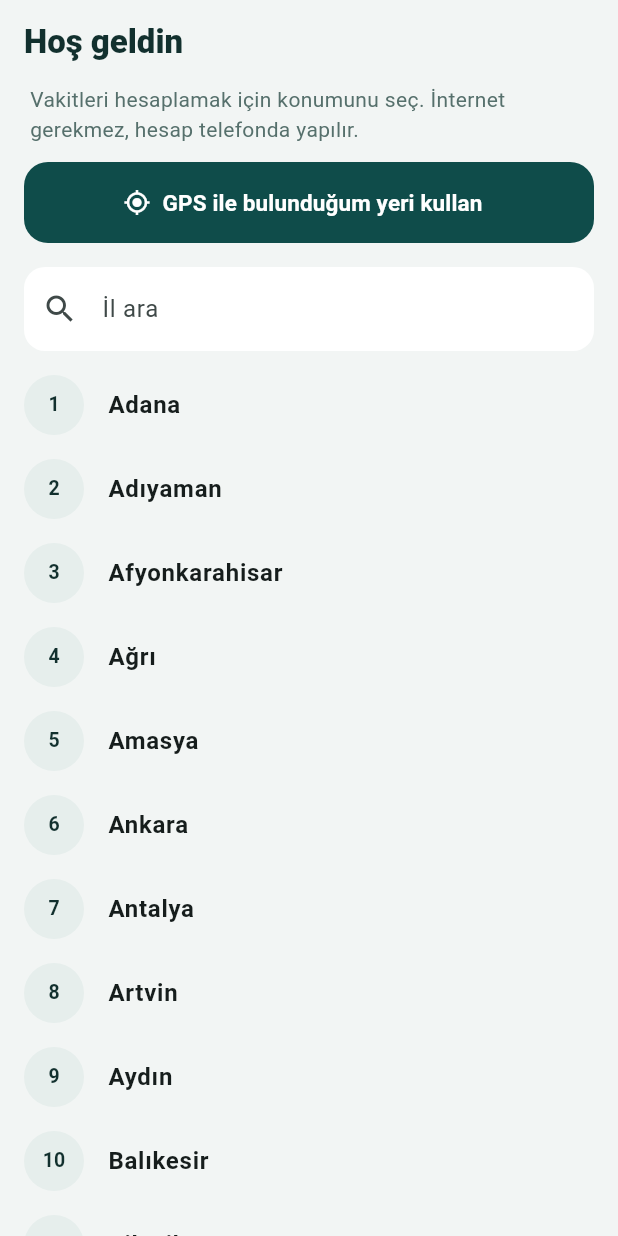
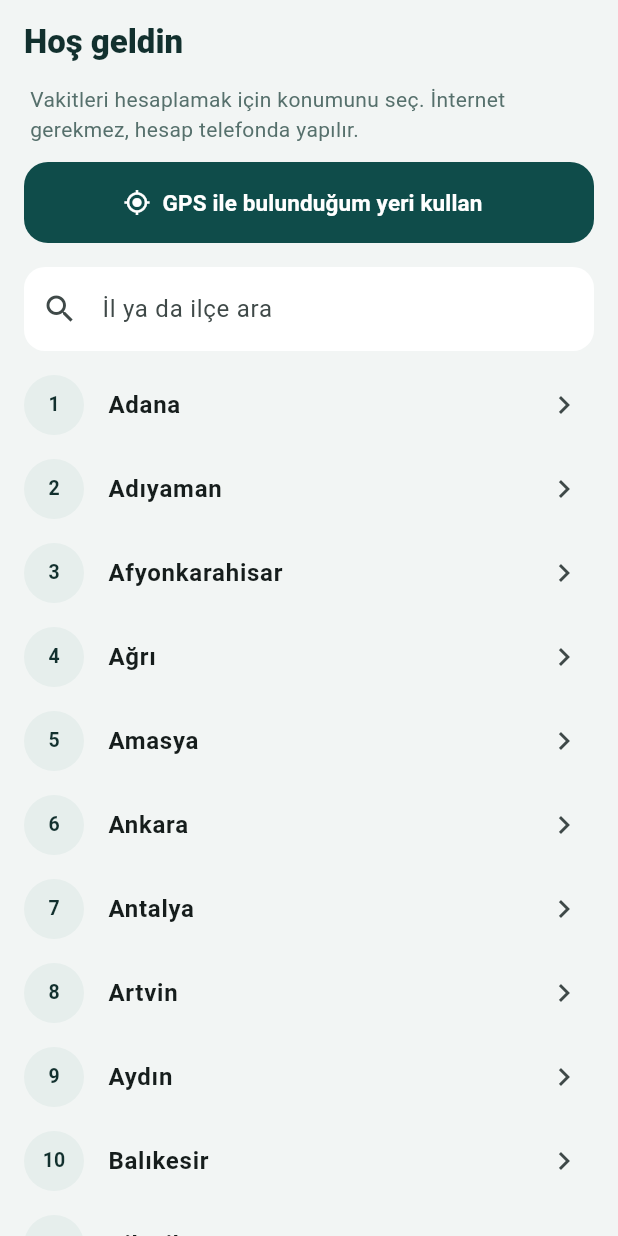
Before and after one commit to Seyfettin7910/EZAN-VAKITLERIM, a Flutter app: the screen it shows after launch, on a phone screen of 412 x 824 dp. Run offline on Flutter 3.47's test engine with Material 3 defaults, Android fonts, the phone set to English and light mode, and no system bars; our stand-ins replace flutter_local_notifications, geolocator, shared_preferences, timezone; network calls fail.

Commit message:
1.2.1: İl ve ilçe seçimi, daha gür ezan sesi, ezan ses seviyesi ayarı
- Konum il > ilçe olarak seçilebiliyor (81 il, 973 ilçe; OpenStreetMap idari sınırlarından)
- Aramada ilçe adı da bulunuyor; GPS ile seçince en yakın ilçenin adı görünüyor
- Ezan ve ezan duası sesleri yükseltildi (-16 → -11,5 LUFS, sınırlayıcıyla)
- Ayarlar: Ezan ses seviyesi (ezan boyunca alarm sesi bu seviyeye çıkar, sonra eski haline döner)
- Emülatör gezinti testi ekran boyutuna göre kaydırıyor

Co-Authored-By: Claude Opus 5.5 <noreply@anthropic.com>
Claude-Session: https://claude.ai/code/session_016QgkJULaPUtiGQNdoynjjU

```diff
--- a/lib/ekranlar/konum_sec_ekrani.dart
+++ b/lib/ekranlar/konum_sec_ekrani.dart
@@ -1,4 +1,4 @@
-// Konum seçme ekranı: GPS ile bul ya da 81 il içinden seç.
+// Konum seçme ekranı: GPS ile bul, ya da önce il sonra ilçe seç. Aramada il ve ilçe birlikte aranır.
 // Uygulama ilk açıldığında da bu ekran gelir.
 
 import 'package:flutter/material.dart';
@@ -6,6 +6,7 @@ import 'package:flutter/material.dart';
 import '../servis/durum.dart';
 import '../servis/konum_servisi.dart';
 import '../tema.dart';
+import '../veri/ilceler.dart';
 import '../veri/iller.dart';
 import '../yardimci.dart';
 
@@ -20,12 +21,15 @@ class KonumSecEkrani extends StatefulWidget {
 class _KonumSecEkraniState extends State<KonumSecEkrani> {
   String _arama = '';
   bool _gpsAraniyor = false;
+  Il? _secilenIl; // il seçildiyse ilçeleri gösterilir
 
   // Seçilen konumu kaydeder ve (ilk açılış değilse) önceki ekrana döner
   Future<void> _sec(Konum k) async {
     await durum.konumAyarla(k);
     if (!widget.ilkAcilis && mounted) Navigator.of(context).pop();
   }
+
+  Future<void> _ilceSec(Ilce i) => _sec(Konum(i.tamAd, i.enlem, i.boylam));
 
   // GPS ile konum bulmayı dener, sorun olursa ekranın altında mesaj gösterir
   Future<void> _gpsIleBul() async {
@@ -44,15 +48,43 @@ class _KonumSecEkraniState extends State<KonumSecEkrani> {
 
   @override
   Widget build(BuildContext context) {
+    final il = _secilenIl;
+    return PopScope(
+      // İlçe listesindeyken geri tuşu il listesine döner
+      canPop: il == null,
+      onPopInvokedWithResult: (cikti, _) {
+        if (!cikti && il != null) setState(() => _secilenIl = null);
+      },
+      child: Scaffold(
+        appBar: AppBar(
+          title: Text(il != null ? il.ad : (widget.ilkAcilis ? 'Hoş geldin' : 'Konum seç'),
+              style: const TextStyle(fontWeight: FontWeight.w800)),
+          automaticallyImplyLeading: !widget.ilkAcilis || il != null,
+          leading: il != null
+              ? IconButton(
+                  tooltip: 'İllere dön',
+                  icon: const Icon(Icons.arrow_back),
+                  onPressed: () => setState(() => _secilenIl = null),
+                )
+              : null,
+        ),
+        body: il != null ? _ilceListesi(il) : _ilListesi(),
+      ),
+    );
+  }
+
+  // İl listesi: üstte GPS düğmesi ve arama (arama ilçeleri de bulur)
+  Widget _ilListesi() {
     final aranan = turkceKucuk(_arama.trim());
-    final liste = iller.where((il) => turkceKucuk(il.ad).contains(aranan)).toList();
+    final illerSonuc = iller.where((il) => turkceKucuk(il.ad).contains(aranan)).toList();
+    final ilceSonuc = aranan.length < 2 || !IlceVerisi.hazir
+        ? const <Ilce>[]
+        : IlceVerisi.hepsi
+            .where((i) => i.ad != 'Merkez' && turkceKucuk(i.ad).contains(aranan))
+            .take(40)
+            .toList();
 
-    return Scaffold(
-      appBar: AppBar(
-        title: Text(widget.ilkAcilis ? 'Hoş geldin' : 'Konum seç', style: const TextStyle(fontWeight: FontWeight.w800)),
-        automaticallyImplyLeading: !widget.ilkAcilis,
-      ),
-      body: Column(
+    return Column(
       children: [
         if (widget.ilkAcilis)
           const Padding(
@@ -86,7 +118,7 @@ class _KonumSecEkraniState extends State<KonumSecEkrani> {
           child: TextField(
             onChanged: (s) => setState(() => _arama = s),
             decoration: InputDecoration(
-                labelText: 'İl ara',
+              labelText: 'İl ya da ilçe ara',
               prefixIcon: const Icon(Icons.search),
               filled: true,
               fillColor: Renk.kart,
@@ -95,26 +127,63 @@ class _KonumSecEkraniState extends State<KonumSecEkrani> {
           ),
         ),
         Expanded(
-            child: ListView.builder(
-              itemCount: liste.length,
-              itemBuilder: (context, i) {
-                final il = liste[i];
-                final secili = durum.konum?.ad == il.ad;
-                return ListTile(
+          child: ListView(
+            children: [
+              for (final il in illerSonuc)
+                ListTile(
                   leading: CircleAvatar(
                     backgroundColor: Renk.etiket,
                     foregroundColor: Renk.yazi,
                     child: Text('${il.plaka}', style: const TextStyle(fontSize: 13, fontWeight: FontWeight.w700)),
                   ),
                   title: Text(il.ad, style: const TextStyle(fontWeight: FontWeight.w600)),
-                  trailing: secili ? const Icon(Icons.check, color: Renk.ana) : null,
-                  onTap: () => _sec(Konum(il.ad, il.enlem, il.boylam)),
-                );
+                  trailing: const Icon(Icons.chevron_right),
+                  onTap: () {
+                    if (IlceVerisi.ilinIlceleri(il.plaka).isEmpty) {
+                      _sec(Konum(il.ad, il.enlem, il.boylam)); // ilçe listesi yoksa il merkezi
+                    } else {
+                      setState(() => _secilenIl = il);
+                    }
                   },
+                ),
+              if (ilceSonuc.isNotEmpty)
+                const Padding(
+                  padding: EdgeInsets.fromLTRB(20, 12, 20, 4),
+                  child: Text('İlçeler', style: TextStyle(fontSize: 13, fontWeight: FontWeight.w800, color: Renk.altinYazi)),
+                ),
+              for (final i in ilceSonuc)
+                ListTile(
+                  leading: const Icon(Icons.location_on_outlined, color: Renk.ana),
+                  title: Text(i.ad, style: const TextStyle(fontWeight: FontWeight.w600)),
+                  subtitle: Text(i.il),
+                  trailing: durum.konum?.ad == i.tamAd ? const Icon(Icons.check, color: Renk.ana) : null,
+                  onTap: () => _ilceSec(i),
+                ),
+            ],
           ),
         ),
       ],
+    );
+  }
+
+  // Seçilen ilin ilçeleri
+  Widget _ilceListesi(Il il) {
+    final ilceler = IlceVerisi.ilinIlceleri(il.plaka);
+    return ListView(
+      children: [
+        Padding(
+          padding: const EdgeInsets.fromLTRB(20, 0, 20, 8),
+          child: Text('${ilceler.length} ilçe · vakitler seçtiğin ilçenin merkezine göre hesaplanır',
+              style: const TextStyle(fontSize: 13, color: Renk.soluk)),
         ),
+        for (final i in ilceler)
+          ListTile(
+            leading: Icon(i.ad == 'Merkez' ? Icons.location_city : Icons.location_on_outlined, color: Renk.ana),
+            title: Text(i.ad, style: const TextStyle(fontWeight: FontWeight.w600)),
+            trailing: durum.konum?.ad == i.tamAd ? const Icon(Icons.check, color: Renk.ana) : null,
+            onTap: () => _ilceSec(i),
+          ),
+      ],
     );
   }
 }
--- a/lib/main.dart
+++ b/lib/main.dart
@@ -16,6 +16,7 @@ import 'servis/durum.dart';
 import 'servis/icerik_servisi.dart';
 import 'servis/yerel.dart';
 import 'tema.dart';
+import 'veri/ilceler.dart';
 
 /// Tam ekran uyarıyı her yerden açabilmek için uygulamanın gezinme anahtarı.
 final GlobalKey<NavigatorState> gezinme = GlobalKey<NavigatorState>();
@@ -26,6 +27,7 @@ Future<void> main() async {
   await durum.yukle();
   await BildirimServisi.baslat();
   await IcerikServisi.yukle();
+  await IlceVerisi.yukle();
   runApp(const EzanVakitlerimUygulamasi());
 }
 
--- a/lib/servis/bildirim_servisi.dart
+++ b/lib/servis/bildirim_servisi.dart
@@ -96,7 +96,7 @@ class BildirimServisi {
       }
     }
     await Yerel.ezanlariKur(ezanlar,
-        dua: durum.duaOtomatik, sessizdeOku: durum.sessizdeOku, tamEkran: durum.tamEkran);
+        dua: durum.duaOtomatik, sessizdeOku: durum.sessizdeOku, tamEkran: durum.tamEkran, sesSeviyesi: durum.ezanSesi);
   }
 
   // Asıl kurma işi (hatası planla() içinde yakalanır).
@@ -154,6 +154,6 @@ class BildirimServisi {
       }
     }
     await Yerel.ezanlariKur(ezanlar,
-        dua: durum.duaOtomatik, sessizdeOku: durum.sessizdeOku, tamEkran: durum.tamEkran);
+        dua: durum.duaOtomatik, sessizdeOku: durum.sessizdeOku, tamEkran: durum.tamEkran, sesSeviyesi: durum.ezanSesi);
   }
 }
--- a/lib/servis/yerel.dart
+++ b/lib/servis/yerel.dart
@@ -27,8 +27,9 @@ class Yerel {
 
   /// Ezan alarmlarını kurar. Her öğe: zaman (ms), vakit (0-5), baslik, metin.
   static Future<void> ezanlariKur(List<Map<String, Object>> liste,
-          {required bool dua, required bool sessizdeOku, required bool tamEkran}) =>
-      _cagir<void>('ezanlariKur', null, {'liste': liste, 'dua': dua, 'sessizdeOku': sessizdeOku, 'tamEkran': tamEkran});
+          {required bool dua, required bool sessizdeOku, required bool tamEkran, required int sesSeviyesi}) =>
+      _cagir<void>('ezanlariKur', null,
+          {'liste': liste, 'dua': dua, 'sessizdeOku': sessizdeOku, 'tamEkran': tamEkran, 'sesSeviyesi': sesSeviyesi});
 
   static Future<void> ezanlariSil() => _cagir<void>('ezanlariSil', null);
 
--- a/lib/surum.dart
+++ b/lib/surum.dart
@@ -1,5 +1,5 @@
 // Ayarlar > Hakkında kısmında görünen sürüm. pubspec.yaml'daki "version" ile aynı tutulur.
-const String uygulamaSurumu = '1.2.0';
+const String uygulamaSurumu = '1.2.1';
 
 /// GitHub'ın verdiği derleme numarası (derlerken --dart-define=DERLEME_NO=... ile gelir).
 /// Güncelleme denetimi, telefondaki sürümün yenisini bu numarayla anlar.
--- /dev/null
+++ b/lib/veri/ilceler.dart
@@ -0,0 +1,68 @@
+// Türkiye'nin 81 ili ve 973 ilçesi, ilçe merkezlerinin koordinatlarıyla.
+// Veri OpenStreetMap idari sınırlarından tool/ilce_uret.py ile üretilir (assets/veri/ilceler.json).
+
+import 'dart:convert';
+import 'dart:math' as math;
+
+import 'package:flutter/foundation.dart' show debugPrint;
+import 'package:flutter/services.dart' show rootBundle;
+
+class Ilce {
+  final int plaka;
+  final String il;
+  final String ad; // "Merkez" ise ilin merkez ilçesi
+  final double enlem;
+  final double boylam;
+  const Ilce(this.plaka, this.il, this.ad, this.enlem, this.boylam);
+
+  /// Ekranda görünen ad: "İvrindi, Balıkesir" ya da "Uşak Merkez"
+  String get tamAd => ad == 'Merkez' ? '$il Merkez' : '$ad, $il';
+}
+
+class IlceVerisi {
+  static final Map<int, List<Ilce>> _ile = {};
+  static final List<Ilce> _hepsi = [];
+
+  /// Uygulama açılırken ilçe listesini okur.
+  static Future<void> yukle() async {
+    try {
+      final liste = jsonDecode(await rootBundle.loadString('assets/veri/ilceler.json')) as List;
+      for (final il in liste) {
+        final plaka = il['plaka'] as int;
+        final ad = il['il'] as String;
+        final ilceler = [
+          for (final x in il['ilceler'] as List)
+            Ilce(plaka, ad, x['ad'] as String, (x['enlem'] as num).toDouble(), (x['boylam'] as num).toDouble()),
+        ];
+        _ile[plaka] = ilceler;
+        _hepsi.addAll(ilceler);
+      }
+    } catch (hata) {
+      debugPrint('İlçe listesi okunamadı: $hata');
+    }
+  }
+
+  static bool get hazir => _hepsi.isNotEmpty;
+
+  /// Bir ilin ilçeleri (Merkez en başta, sonra alfabetik).
+  static List<Ilce> ilinIlceleri(int plaka) => _ile[plaka] ?? const [];
+
+  static List<Ilce> get hepsi => _hepsi;
+
+  /// Koordinata en yakın ilçe (GPS ile bulunan konuma ad vermek için).
+  static Ilce? enYakin(double enlem, double boylam) {
+    Ilce? enIyi;
+    var enKisa = double.infinity;
+    final k = math.cos(enlem * math.pi / 180);
+    for (final i in _hepsi) {
+      final dx = (i.boylam - boylam) * k;
+      final dy = i.enlem - enlem;
+      final u = dx * dx + dy * dy;
+      if (u < enKisa) {
+        enKisa = u;
+        enIyi = i;
+      }
+    }
+    return enIyi;
+  }
+}
--- a/pubspec.yaml
+++ b/pubspec.yaml
@@ -3,7 +3,7 @@ description: "Ücretsiz, reklamsız namaz vakitleri uygulaması (Android)."
 publish_to: 'none'
 
 # Sürüm: 1.0.0 kullanıcıya görünen sürüm. "+" sonrasını GitHub her derlemede kendisi artırır.
-version: 1.2.0+1
+version: 1.2.1+1
 
 environment:
   sdk: ^3.13.7
@@ -32,3 +32,4 @@ flutter:
   assets:
     - assets/yenilikler.txt
     - assets/icerik/
+    - assets/veri/ilceler.json
```
Also changed, not shown: assets/yenilikler.txt (+6 -6 lines), lib/ekranlar/ayarlar_ekrani.dart (+20 -2 lines), lib/servis/durum.dart (+7 -1 lines), lib/servis/konum_servisi.dart (+5 -2 lines), assets/veri/ilceler.json, 9 other files. Lines whose indentation alone changed are shown as unchanged.
